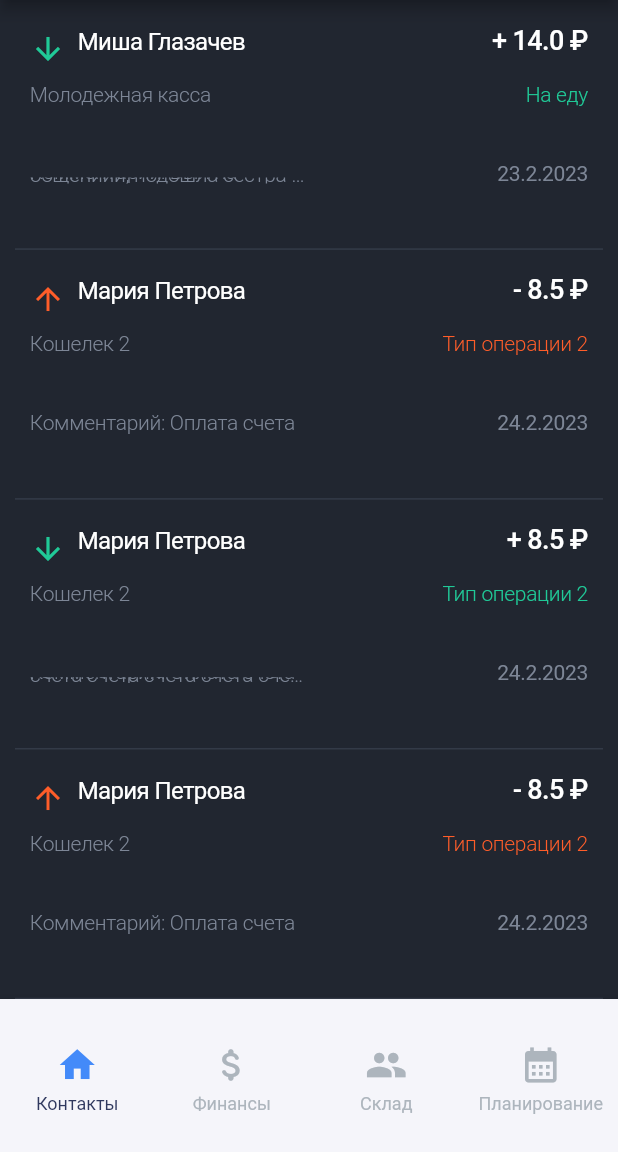
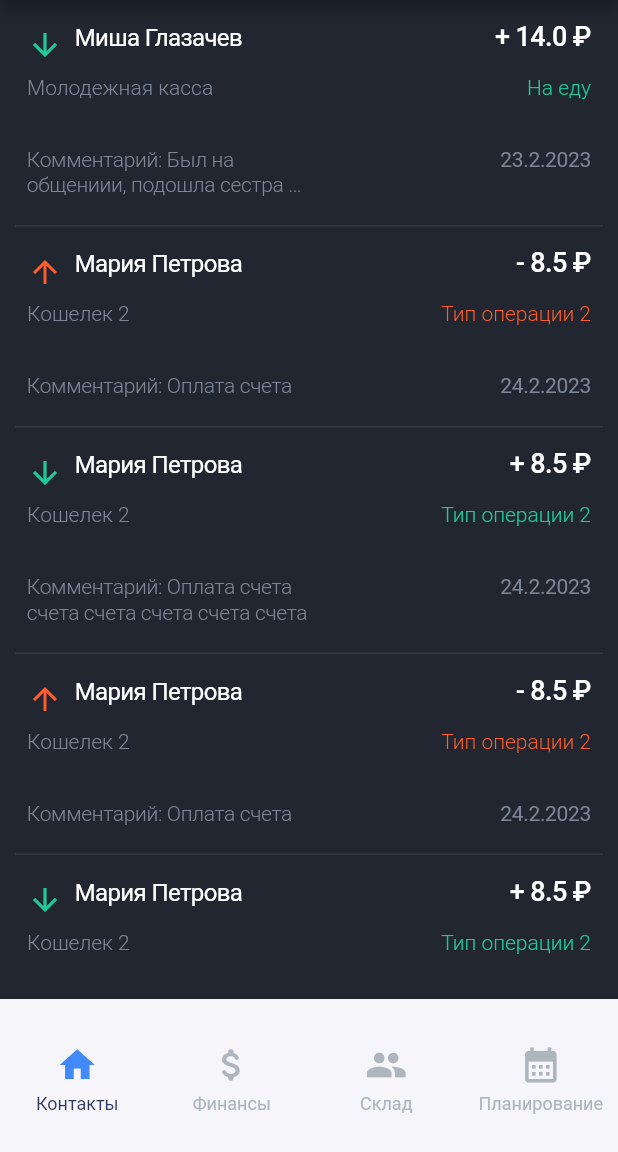
Before and after one commit to PavelBaptist/church_accounting, a Flutter app: the screen it shows after launch, on a phone screen of 412 x 824 dp, the part 84-1236 px from its top. Run offline on Flutter 3.47's test engine with Material 2 defaults, Android fonts, the light colour scheme and no system bars; drawn by our look-alikes of dropdown_button2; our stand-ins replace equatable; Roboto replaces fonts that are missing (Ghotic A1, Gothic A1).

Commit message:
disable bouncing and set height of sizedbox

```diff
--- a/lib/feature/presentation/pages/finance_book_page.dart
+++ b/lib/feature/presentation/pages/finance_book_page.dart
@@ -1,6 +1,7 @@
 import 'package:flutter/material.dart';
 
-// Мок данные
+// TODO:
+// Мок данные удалить и вместо них установить данные по операциям
 final class MockData {
   final String id;
   final int number;
@@ -36,7 +37,8 @@ class FinanceBookPage extends StatefulWidget {
 }
 
 class _FinanceBookPageState extends State<FinanceBookPage> {
-//Мок данные
+// TODO:
+//Мок данные вместо них нужно использовать данные по операциям
   final List<MockData> mockData = [
     MockData(
       '1',
@@ -105,23 +107,20 @@ class _FinanceBookPageState extends State<FinanceBookPage> {
     return Container(
       color: const Color(0xFF212630),
       child: ListView.separated(
+        physics: const BouncingScrollPhysics(),
         itemCount: mockData.length,
         itemBuilder: (BuildContext context, int index) {
           return Container(
             width: double.infinity,
-            height: 145.55,
-            padding: const EdgeInsets.fromLTRB(10, 5, 10, 0),
+            padding: const EdgeInsets.all(8),
             margin: const EdgeInsets.all(10.0),
             decoration: const BoxDecoration(
               color: Color(0xFF212630),
             ),
             child: Column(
-              mainAxisAlignment: MainAxisAlignment.spaceBetween,
-              mainAxisSize: MainAxisSize.max,
+              mainAxisSize: MainAxisSize.min,
               children: [
-                Expanded(
-                  flex: 1,
-                  child: Row(
+                Row(
                   mainAxisAlignment: MainAxisAlignment.spaceBetween,
                   crossAxisAlignment: CrossAxisAlignment.center,
                   children: [
@@ -164,13 +163,18 @@ class _FinanceBookPageState extends State<FinanceBookPage> {
                     ),
                   ],
                 ),
+                const SizedBox(
+                  height: 8,
+                  width: double.infinity,
                 ),
-                Expanded(
-                  flex: 1,
-                  child: Row(
+                Row(
                   mainAxisAlignment: MainAxisAlignment.spaceBetween,
                   children: [
-                      Text(
+                    Expanded(
+                      flex: 8,
+                      child: Align(
+                        alignment: Alignment.centerLeft,
+                        child: Text(
                           mockData[index].wallet,
                           textAlign: TextAlign.right,
                           style: const TextStyle(
@@ -178,12 +182,19 @@ class _FinanceBookPageState extends State<FinanceBookPage> {
                             fontSize: 14,
                             fontFamily: 'Gothic A1',
                             fontWeight: FontWeight.w300,
-                          height: 0.11,
-                          letterSpacing: -0.21,
                           ),
                         ),
-                      Text(
-                        mockData[index].type,
+                      ),
+                    ),
+                    Expanded(
+                      flex: 5,
+                      child: FittedBox(
+                        fit: BoxFit.scaleDown,
+                        alignment: Alignment.centerRight,
+                        child: Text(
+                          mockData[index].type.length > 14
+                              ? '${mockData[index].type.substring(0, 14)}...'
+                              : mockData[index].type,
                           style: TextStyle(
                             color:
                                 mockData[index].typeOperation.contains('Приход')
@@ -192,31 +203,29 @@ class _FinanceBookPageState extends State<FinanceBookPage> {
                             fontSize: 14,
                             fontFamily: 'Ghotic A1',
                             fontWeight: FontWeight.w300,
-                          height: 0.11,
-                          letterSpacing: -0.21,
+                          ),
+                        ),
                       ),
                     ),
                   ],
                 ),
+                const SizedBox(
+                  height: 31,
+                  width: double.infinity,
                 ),
-                Expanded(
-                  flex: 2,
-                  child: Row(
-                    mainAxisAlignment: MainAxisAlignment.spaceBetween,
-                    crossAxisAlignment: CrossAxisAlignment.center,
+                Row(
+                  crossAxisAlignment: CrossAxisAlignment.start,
                   children: [
                     Expanded(
                       child: Text(
                         'Комментарий: ${mockData[index].comment}',
                         overflow: TextOverflow.ellipsis,
-                          softWrap: false,
                         maxLines: 2,
                         style: const TextStyle(
                           color: Color(0xFF7D8696),
                           fontSize: 14,
                           fontFamily: 'Ghotic A1',
                           fontWeight: FontWeight.w300,
-                            height: 0.11,
                           letterSpacing: -0.21,
                         ),
                       ),
@@ -230,15 +239,12 @@ class _FinanceBookPageState extends State<FinanceBookPage> {
                           fontSize: 14,
                           fontFamily: 'Gothic A1',
                           fontWeight: FontWeight.w400,
-                            height: 0.11,
                           letterSpacing: -0.21,
                         ),
                       ),
                     ),
                   ],
                 ),
-                ),
-                // Добавь другие виджеты, если необходимо
               ],
             ),
           );
```
Also changed, not shown: pubspec.yaml (+5 -5 lines). Lines whose indentation alone changed are shown as unchanged.
